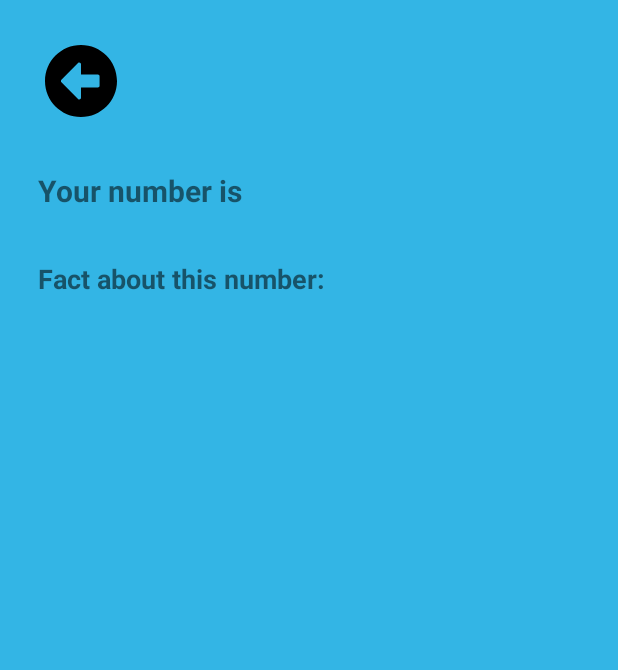
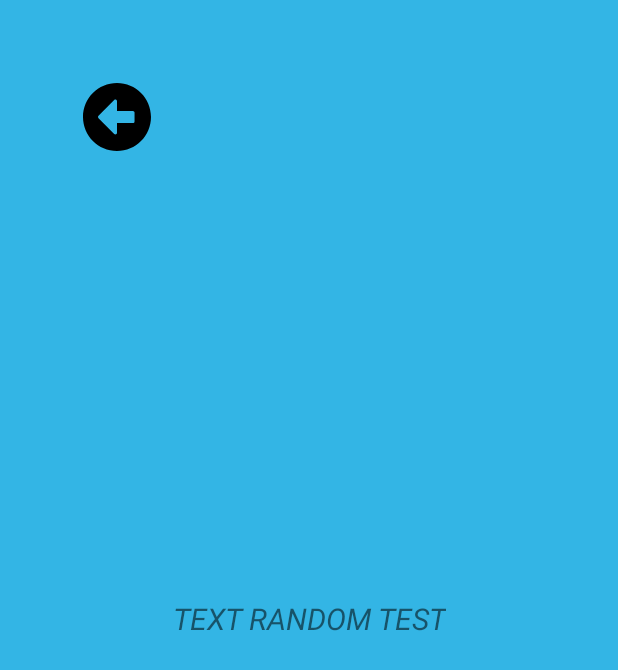
Before and after one commit to SergeyBalchenko/FactsAboutNumber, an Android app: the layout fragment_info_number.xml on its own in the app's theme, with its tools: preview values and no code run, on a phone screen of 412 x 824 dp. Shown: the top 670 px of the screen. Run offline under Robolectric (Android 15) with nearby library versions, the phone set to English and light mode, and no system bars.

Commit message:
finish with info fragment

```diff
--- a/app/src/main/java/com/example/factsaboutnumber/MainActivity.kt
+++ b/app/src/main/java/com/example/factsaboutnumber/MainActivity.kt
@@ -15,8 +15,8 @@ class MainActivity : AppCompatActivity() {
         setContentView(binding.root)
 
         supportFragmentManager.beginTransaction()
-            .add(R.id.toolbar, ChooseNumberFragment.newInstance(), ChooseNumberFragment.TAG)
             .addToBackStack(null)
+            .add(R.id.container, ChooseNumberFragment.newInstance(), ChooseNumberFragment.TAG)
             .commit()
     }
 
--- a/app/src/main/java/com/example/factsaboutnumber/adapter/NumberAdapter.kt
+++ b/app/src/main/java/com/example/factsaboutnumber/adapter/NumberAdapter.kt
@@ -4,11 +4,8 @@ import android.view.LayoutInflater
 import android.view.ViewGroup
 import androidx.recyclerview.widget.ListAdapter
 import androidx.recyclerview.widget.RecyclerView
-import com.example.factsaboutnumber.R
 import com.example.factsaboutnumber.databinding.RowNumberInfoBinding
 import com.example.factsaboutnumber.db.entities.NumberInfo
-import com.example.factsaboutnumber.screen.chooseNumber.ChooseNumberFragment
-import com.example.factsaboutnumber.screen.infoNumber.InfoNumberFragment
 
 class NumberAdapter(
     private val listener: NumberListener
--- a/app/src/main/java/com/example/factsaboutnumber/db/NumberDatabase.kt
+++ b/app/src/main/java/com/example/factsaboutnumber/db/NumberDatabase.kt
@@ -11,7 +11,8 @@ import com.example.factsaboutnumber.db.entities.NumberInfo
     entities =[
         NumberInfo::class
     ],
-    version = 1
+    version = 1,
+    exportSchema = false
 )
 abstract class NumberDatabase : RoomDatabase() {
 
--- a/app/src/main/res/layout/fragment_info_number.xml
+++ b/app/src/main/res/layout/fragment_info_number.xml
@@ -1,73 +1,34 @@
 <?xml version="1.0" encoding="utf-8"?>
-<LinearLayout xmlns:android="http://schemas.android.com/apk/res/android"
+<androidx.constraintlayout.widget.ConstraintLayout xmlns:android="http://schemas.android.com/apk/res/android"
     xmlns:app="http://schemas.android.com/apk/res-auto"
     xmlns:tools="http://schemas.android.com/tools"
     android:layout_width="match_parent"
     android:layout_height="match_parent"
     android:background="@android:color/holo_blue_light"
     android:orientation="vertical"
-    android:padding="10dp"
+    android:padding="@dimen/dp_10"
     tools:context=".screen.infoNumber.InfoNumberFragment">
 
     <androidx.appcompat.widget.AppCompatButton
         android:id="@+id/btn_back"
-        android:layout_width="48dp"
-        android:layout_height="48dp"
-        android:layout_margin="20dp"
+        android:layout_width="@dimen/dp_45"
+        android:layout_height="@dimen/dp_45"
+        android:layout_margin="@dimen/dp_45"
         android:background="@drawable/vector_back"
         app:layout_constraintStart_toStartOf="parent"
         app:layout_constraintTop_toTopOf="parent"
         />
 
-    <LinearLayout
-        android:layout_width="match_parent"
+    <TextView
+        android:id="@+id/text"
+        android:layout_width="wrap_content"
         android:layout_height="wrap_content"
-        android:orientation="horizontal"
-        android:layout_margin="15dp">
+        android:textSize="@dimen/sp_20"
+        android:textStyle="italic"
+        tools:text="TEXT RANDOM TEST"
+        app:layout_constraintTop_toTopOf="parent"
+        app:layout_constraintBottom_toBottomOf="parent"
+        app:layout_constraintStart_toStartOf="parent"
+        app:layout_constraintEnd_toEndOf="parent"/>
 
-
-        <TextView
-            android:id="@+id/textView2"
-            android:layout_width="match_parent"
-            android:layout_height="wrap_content"
-            android:layout_marginEnd="10dp"
-            android:text="@string/your_number_is"
-            android:textSize="20sp"
-            android:textStyle="bold" />
-
-        <TextView
-            android:id="@+id/tv_number"
-            android:layout_width="match_parent"
-            android:layout_height="wrap_content"
-            android:textSize="18sp"
-            android:textStyle="italic"
-            app:layout_constraintTop_toTopOf="parent" />
-    </LinearLayout>
-
-    <LinearLayout
-        android:layout_width="match_parent"
-        android:layout_height="wrap_content"
-        android:orientation="horizontal"
-        android:layout_margin="15dp">
-
-
-        <TextView
-            android:layout_width="match_parent"
-            android:layout_height="wrap_content"
-            android:layout_marginEnd="10dp"
-            android:text="@string/fact_about_this_number"
-            android:textSize="18sp"
-            android:textStyle="bold"
-            app:layout_constraintTop_toTopOf="parent"
-            tools:layout_editor_absoluteX="7dp" />
-
-        <TextView
-            android:id="@+id/tv_fact_number"
-            android:layout_width="match_parent"
-            android:layout_height="wrap_content"
-            android:layout_marginEnd="10dp"
-            android:textSize="20sp"
-            android:textStyle="italic" />
-    </LinearLayout>
-
-</LinearLayout>
+</androidx.constraintlayout.widget.ConstraintLayout>
```
Also changed, not shown: app/src/main/java/com/example/factsaboutnumber/di/module/UseCaseModule.kt (+9 -0 lines), app/src/main/java/com/example/factsaboutnumber/screen/chooseNumber/ChooseNumberFragment.kt (+12 -21 lines), app/src/main/java/com/example/factsaboutnumber/screen/infoNumber/InfoNumberFragment.kt (+50 -12 lines), app/src/main/java/com/example/factsaboutnumber/screen/infoNumber/InfoNumberViewModel.kt (+36 -4 lines).
